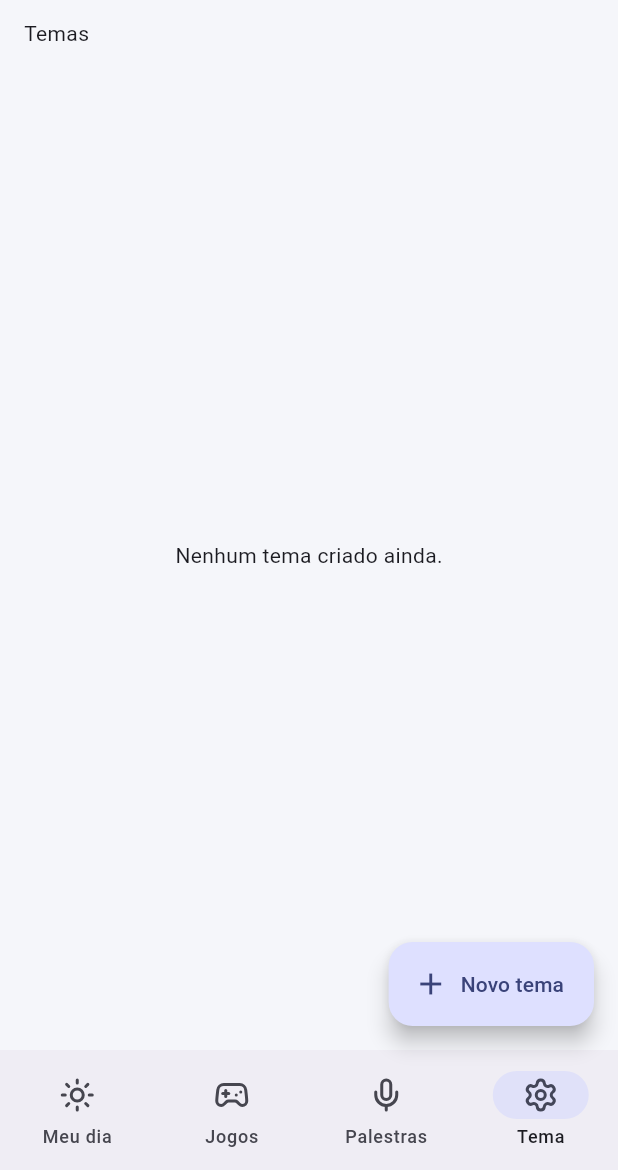
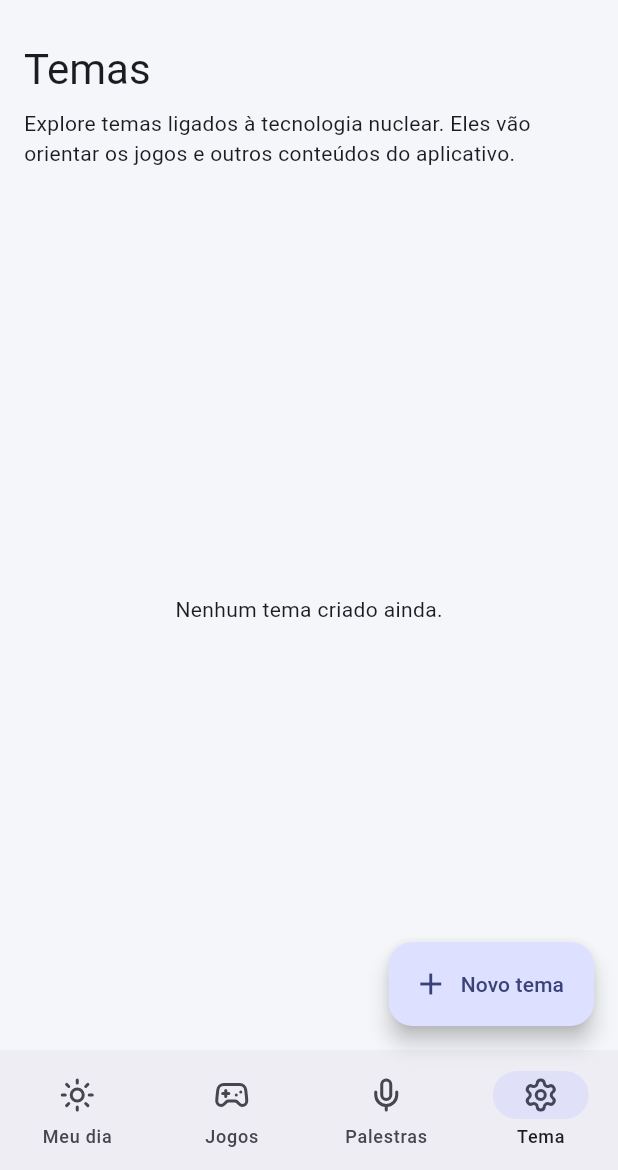
Before and after one commit to pgmoraesdev/MOBILE_CHALLENGE_AMAZUL, a Flutter app: the screen it shows after launch, item 4 of the bottom bar chosen, on a phone screen of 412 x 824 dp, the part 66-1236 px from its top. Run offline on Flutter 3.47's test engine with Material 3 defaults, Android fonts, the phone set to English and light mode, and no system bars; our stand-ins replace lucide_flutter.

Commit message:
feat: adiciona estilização no Temas e descrição

```diff
--- a/lib/screens/topic_list_screen.dart
+++ b/lib/screens/topic_list_screen.dart
@@ -53,23 +53,29 @@ class _TopicListScreenState extends State<TopicListScreen> {
     return Scaffold(
       appBar: AppBar(
         title: const Header(),
-        bottom: const PreferredSize(
-          preferredSize: Size.fromHeight(28),
-          child: Padding(
-            padding: EdgeInsets.only(left: 16, bottom: 8),
-            child: Align(
-              alignment: Alignment.centerLeft,
-              child: Text('Temas'),
       ),
+      body: Padding(
+        padding: const EdgeInsets.all(16),
+        child: Column(
+          crossAxisAlignment: CrossAxisAlignment.start,
+          children: [
+            Text(
+              'Temas',
+              style: Theme.of(context).textTheme.headlineMedium,
             ),
+            const SizedBox(height: 8),
+            const Text(
+              'Explore temas ligados à tecnologia nuclear. Eles vão orientar '
+              'os jogos e outros conteúdos do aplicativo.',
             ),
-      ),
-      body: topics.isEmpty
+            const SizedBox(height: 16),
+            Expanded(
+              child: topics.isEmpty
                   ? const Center(child: Text('Nenhum tema criado ainda.'))
                   : ListView.separated(
-              padding: const EdgeInsets.all(16),
                       itemCount: topics.length,
-              separatorBuilder: (context, index) => const SizedBox(height: 8),
+                      separatorBuilder: (context, index) =>
+                          const SizedBox(height: 8),
                       itemBuilder: (context, index) {
                         final topic = topics[index];
                         return Card(
@@ -85,6 +91,10 @@ class _TopicListScreenState extends State<TopicListScreen> {
                         );
                       },
                     ),
+            ),
+          ],
+        ),
+      ),
       floatingActionButton: FloatingActionButton.extended(
         onPressed: _createTopic,
         icon: const Icon(Icons.add),
```
Lines whose indentation alone changed are shown as unchanged.
